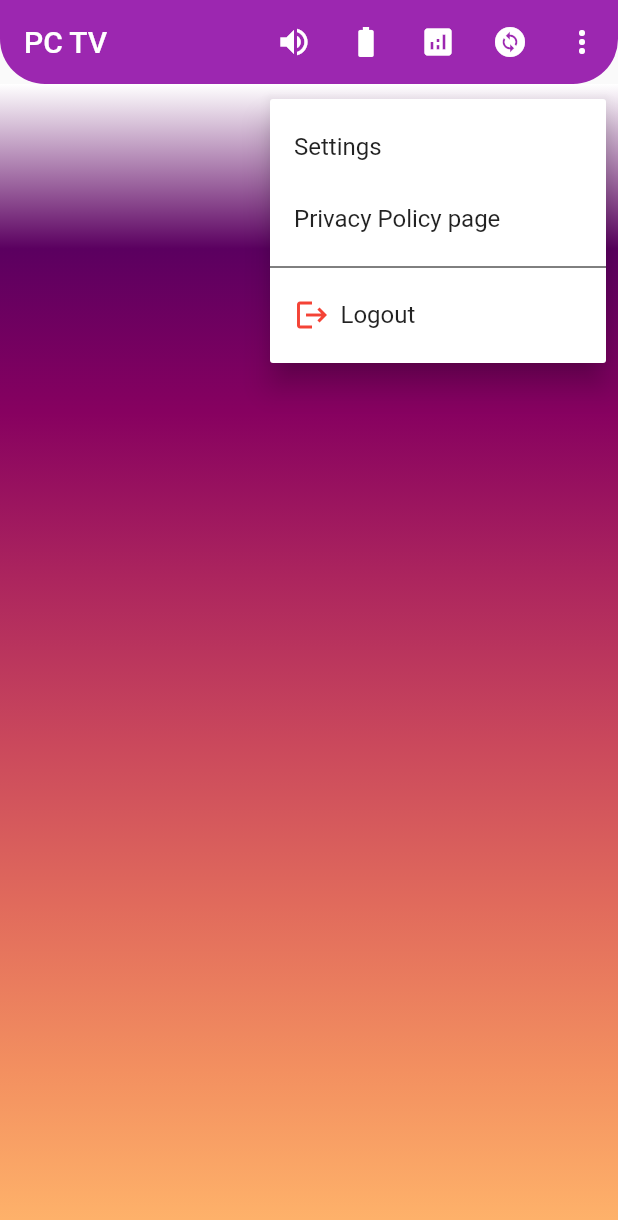
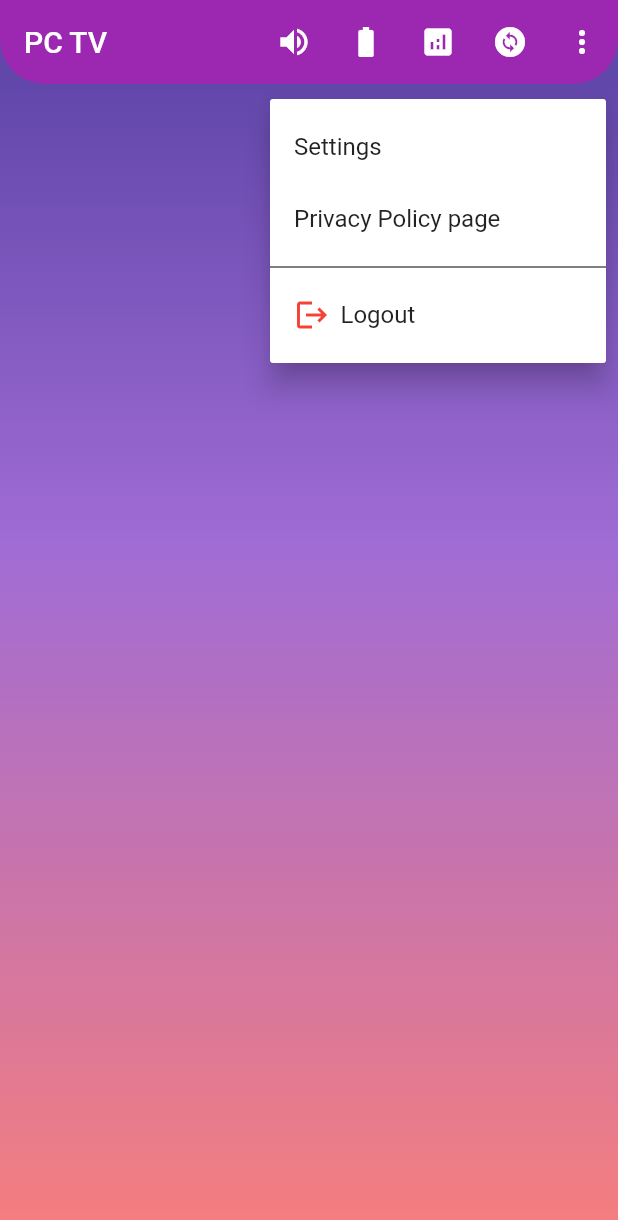
Before and after one commit to Dr-N0/PC-TV, a Flutter app: the screen it shows after launch, after a tap on the "more vert" icon, on a phone screen of 412 x 824 dp. Shown: the top 1220 px of the screen. Run offline on Flutter 3.47's test engine with Material 2 defaults, Android fonts, the light colour scheme and no system bars.

Commit message:
Minor changes

```diff
--- a/pc_tv_phone/lib/main.dart
+++ b/pc_tv_phone/lib/main.dart
@@ -34,10 +34,11 @@ class _HomePageState extends State<HomePage> {
   @override
   Widget build(BuildContext context) {
     return Scaffold(
+      backgroundColor: const Color(0xFF6247AA),
       appBar: AppBar(
         title: const Text('PC TV'),
         backgroundColor: Colors.purple,
-        shape: RoundedRectangleBorder(
+        shape: const RoundedRectangleBorder(
           borderRadius: BorderRadius.vertical(
             bottom: Radius.circular(30),
           ),
@@ -99,19 +100,15 @@ class _HomePageState extends State<HomePage> {
       body: Container(
         decoration: const BoxDecoration(
           gradient: LinearGradient(
+            tileMode: TileMode.mirror,
             begin: Alignment.topCenter,
             end: Alignment.bottomCenter,
             colors: <Color>[
-              Color.fromARGB(255, 255, 255, 255),
-              Color(0xff5b0060),
-              Color(0xff870160),
-              Color(0xffac255e),
-              Color(0xffca485c),
-              Color(0xffe16b5c),
-              Color(0xfff39060),
-              Color(0xffffb56b),
+              Color(0xFF6247AA),
+              Color(0xFFA06CD5),
+              Color(0xFFF67E7D)
             ],
-            tileMode: TileMode.mirror,
+            stops: [0.0, 0.4, 1],
           ),
         ),
       ),
```
